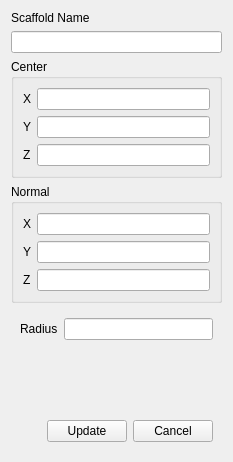
This is baramFlow/view/results/scaffolds/disk_scaffold_dialog.ui in nextfoam/baram as Qt 5 draws it before an edit. The edited form follows.
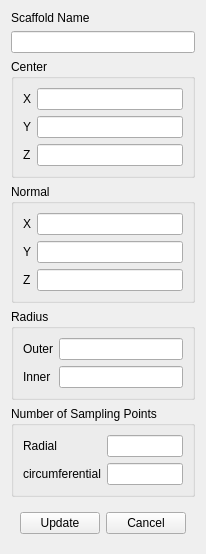
This is the edited form.

Commit message: Disk scaffold

What changed in the file:
```diff
--- a/baramFlow/view/results/scaffolds/disk_scaffold_dialog.ui
+++ b/baramFlow/view/results/scaffolds/disk_scaffold_dialog.ui
@@ -6,8 +6,8 @@
    <rect>
     <x>0</x>
     <y>0</y>
-    <width>233</width>
-    <height>462</height>
+    <width>198</width>
+    <height>540</height>
    </rect>
   </property>
   <property name="windowTitle">
@@ -121,17 +121,59 @@
     </widget>
    </item>
    <item>
-    <widget class="QWidget" name="widget_2" native="true">
-     <layout class="QHBoxLayout" name="horizontalLayout">
-      <item>
+    <widget class="QGroupBox" name="groupBox_2">
+     <property name="title">
+      <string>Radius</string>
+     </property>
+     <layout class="QGridLayout" name="gridLayout_3">
+      <item row="0" column="1">
+       <widget class="QLineEdit" name="outerRadius"/>
+      </item>
+      <item row="0" column="0">
        <widget class="QLabel" name="label_5">
         <property name="text">
-         <string>Radius</string>
+         <string>Outer</string>
         </property>
        </widget>
       </item>
-      <item>
-       <widget class="QLineEdit" name="radius"/>
+      <item row="1" column="0">
+       <widget class="QLabel" name="label_6">
+        <property name="text">
+         <string>Inner</string>
+        </property>
+       </widget>
+      </item>
+      <item row="1" column="1">
+       <widget class="QLineEdit" name="innerRadius"/>
+      </item>
+     </layout>
+    </widget>
+   </item>
+   <item>
+    <widget class="QGroupBox" name="groupBox_3">
+     <property name="title">
+      <string>Number of Sampling Points</string>
+     </property>
+     <layout class="QGridLayout" name="gridLayout_4">
+      <item row="0" column="0">
+       <widget class="QLabel" name="label_7">
+        <property name="text">
+         <string>Radial</string>
+        </property>
+       </widget>
+      </item>
+      <item row="0" column="1">
+       <widget class="QLineEdit" name="radialSamples"/>
+      </item>
+      <item row="1" column="0">
+       <widget class="QLabel" name="label_8">
+        <property name="text">
+         <string>circumferential</string>
+        </property>
+       </widget>
+      </item>
+      <item row="1" column="1">
+       <widget class="QLineEdit" name="circumferentialSamples"/>
       </item>
      </layout>
     </widget>
```
The commit also changes 5 other files.
